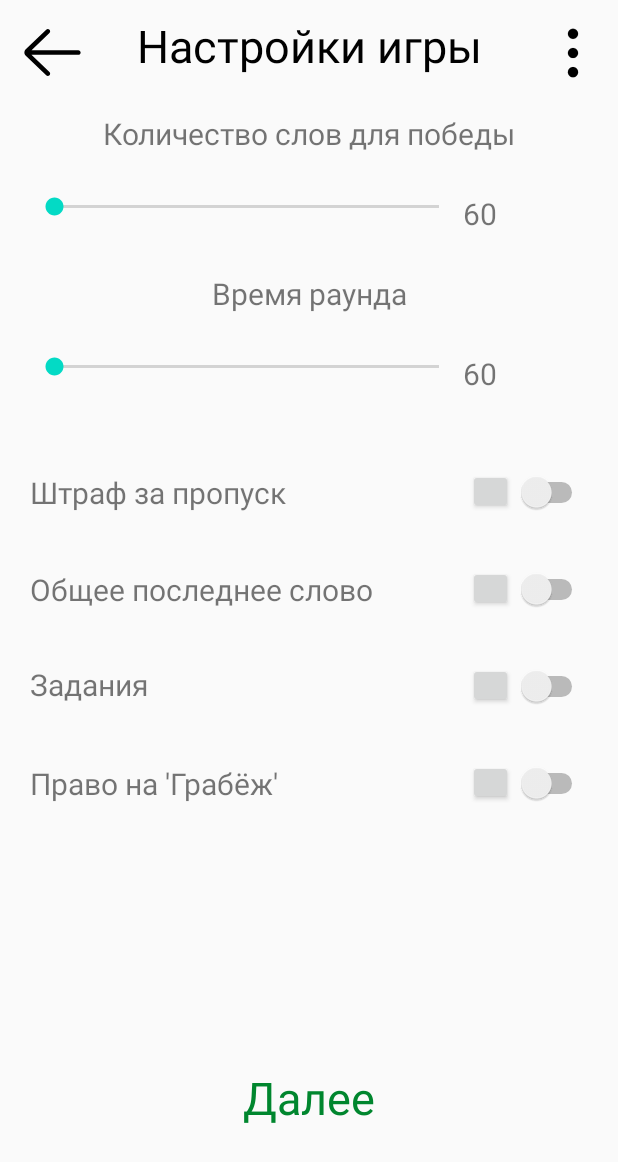
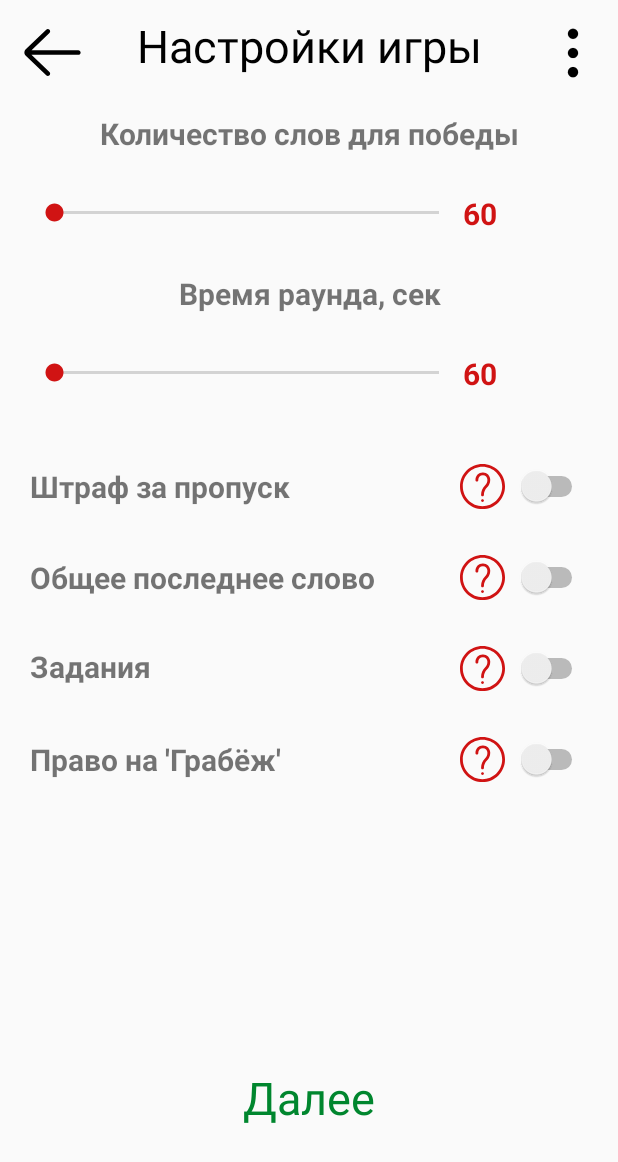
Before and after one commit to OSLL/practice20-alias, an Android app: the GameSettings screen opened directly, with no data from a screen before it, on a phone screen of 412 x 824 dp. Shown: the top 1162 px of the screen. Run offline under Robolectric (Android 15) with nearby library versions, the phone set to English and light mode, and no system bars.

Commit message:
Game Page

```diff
--- a/app/src/main/java/com/makentoshe/androidgithubcitemplate/GameSettings.kt
+++ b/app/src/main/java/com/makentoshe/androidgithubcitemplate/GameSettings.kt
@@ -18,5 +18,6 @@ class GameSettings : AppCompatActivity() {
             val intent = Intent(this, Teams::class.java)
             startActivity(intent)
         }
+
     }
 }
--- /dev/null
+++ b/app/src/main/res/drawable/about.xml
@@ -0,0 +1,17 @@
+<?xml version="1.0" encoding="utf-8"?>
+<vector xmlns:android="http://schemas.android.com/apk/res/android"
+    android:width="512dp"
+    android:height="512dp"
+    android:viewportWidth="512"
+    android:viewportHeight="512">
+
+    <path
+        android:fillColor="@color/mainColor"
+        android:pathData="M256 512c-68.38 0-132.667-26.628-181.02-74.98s-74.98-112.64-74.98-181.02 26.628-132.667 74.98-181.02 112.64-74.98 181.02-74.98 132.667 26.628 181.02 74.98 74.98 112.64 74.98 181.02-26.628 132.667-74.98 181.02-112.64 74.98-181.02 74.98zm0-480c-123.514 0-224 100.486-224 224s100.486 224 224 224 224-100.486 224-224-100.486-224-224-224z" />
+    <path
+        android:fillColor="@color/mainColor"
+        android:pathData="M256 368c-8.836 0-16-7.164-16-16 0-40.386 15.727-78.354 44.285-106.912 17.872-17.873 27.715-41.635 27.715-66.911 0-27.668-22.509-50.177-50.177-50.177h-3.646c-27.668 0-50.177 22.509-50.177 50.177v5.823c0 8.836-7.164 16-16 16s-16-7.164-16-16v-5.823c0-45.313 36.864-82.177 82.177-82.177h3.646c45.313 0 82.177 36.864 82.177 82.177 0 33.823-13.171 65.622-37.088 89.539-22.514 22.513-34.912 52.446-34.912 84.284 0 8.836-7.164 16-16 16z" />
+    <path
+        android:fillColor="@color/mainColor"
+        android:pathData="M256.02 432c-8.836 0-16.005-7.164-16.005-16s7.158-16 15.995-16h0.01c8.836 0 16 7.164 16 16s-7.164 16-16 16z" />
+</vector>
--- a/app/src/main/res/layout/activity_game_settings.xml
+++ b/app/src/main/res/layout/activity_game_settings.xml
@@ -73,7 +73,8 @@
             android:layout_marginBottom="5dp"
             android:gravity="center"
             android:text="Количество слов для победы"
-            android:textSize="20sp" />
+            android:textSize="20sp"
+            android:textStyle="bold" />
 
 
         <LinearLayout
@@ -89,9 +90,14 @@
                 android:id="@+id/words_amount_slider"
                 android:layout_width="wrap_content"
                 android:layout_height="wrap_content"
-                android:layout_marginTop="15dp"
+                android:layout_marginTop="19dp"
                 android:layout_marginBottom="15dp"
-                android:layout_weight="4" />
+                android:layout_weight="4"
+                android:min="10"
+                android:max="60"
+                android:theme="@style/SeekBarStyle"
+
+                />
 
             <TextView
                 android:id="@+id/words_amount_counter"
@@ -101,7 +107,9 @@
                 android:layout_marginBottom="15dp"
                 android:layout_weight="1"
                 android:text="60"
-                android:textSize="20sp" />
+                android:textColor="@color/mainColor"
+                android:textSize="20sp"
+                android:textStyle="bold" />
         </LinearLayout>
 
         <TextView
@@ -113,8 +121,10 @@
             android:layout_marginEnd="10dp"
             android:layout_marginBottom="5dp"
             android:gravity="center"
-            android:text="Время раунда"
-            android:textSize="20sp" />
+            android:text="Время раунда, сек"
+
+            android:textSize="20sp"
+            android:textStyle="bold" />
 
         <LinearLayout
             android:layout_width="match_parent"
@@ -129,9 +139,12 @@
                 android:id="@+id/round_time_slider"
                 android:layout_width="wrap_content"
                 android:layout_height="wrap_content"
-                android:layout_marginTop="15dp"
+                android:layout_marginTop="19dp"
                 android:layout_marginBottom="15dp"
-                android:layout_weight="4" />
+                android:layout_weight="4"
+                android:min="30"
+                android:max="120"
+                android:theme="@style/SeekBarStyle"/>
 
             <TextView
                 android:id="@+id/round_time_counter"
@@ -141,7 +154,9 @@
                 android:layout_marginBottom="15dp"
                 android:layout_weight="1"
                 android:text="60"
-                android:textSize="20sp" />
+                android:textColor="@color/mainColor"
+                android:textSize="20sp"
+                android:textStyle="bold" />
         </LinearLayout>
 
         <LinearLayout
@@ -160,15 +175,18 @@
                 android:layout_marginBottom="15dp"
                 android:layout_weight="1"
                 android:text="Штраф за пропуск"
-                android:textSize="20sp" />
+                android:textSize="20sp"
+                android:textStyle="bold" />
 
             <Button
                 android:id="@+id/fine_button"
                 android:layout_width="30dp"
                 android:layout_height="30dp"
-                android:layout_marginTop="19dp"
+                android:layout_marginTop="15dp"
                 android:layout_marginBottom="15dp"
-                android:layout_weight="0" />
+                android:layout_marginEnd="5dp"
+                android:layout_weight="0"
+                android:background="@drawable/about"/>
 
             <Switch
                 android:id="@+id/fine_switcher"
@@ -176,7 +194,8 @@
                 android:layout_height="30dp"
                 android:layout_marginTop="15dp"
                 android:layout_marginBottom="15dp"
-                android:layout_weight="0" />
+                android:layout_weight="0"
+                android:theme="@style/MySwitch"/>
         </LinearLayout>
 
         <LinearLayout
@@ -194,15 +213,18 @@
                 android:layout_marginBottom="15dp"
                 android:layout_weight="1"
                 android:text="Общее последнее слово"
-                android:textSize="20sp" />
+                android:textSize="20sp"
+                android:textStyle="bold" />
 
             <Button
                 android:id="@+id/general_last_word_button"
                 android:layout_width="30dp"
                 android:layout_height="30dp"
-                android:layout_marginTop="19dp"
+                android:layout_marginTop="15dp"
+                android:layout_marginEnd="5dp"
                 android:layout_marginBottom="15dp"
-                android:layout_weight="0" />
+                android:layout_weight="0"
+                android:background="@drawable/about"/>
 
             <Switch
                 android:id="@+id/general_last_word_switcher"
@@ -210,7 +232,8 @@
                 android:layout_height="30dp"
                 android:layout_marginTop="15dp"
                 android:layout_marginBottom="15dp"
-                android:layout_weight="0" />
+                android:layout_weight="0"
+                android:theme="@style/MySwitch"/>
         </LinearLayout>
 
         <LinearLayout
@@ -228,15 +251,18 @@
                 android:layout_marginBottom="15dp"
                 android:layout_weight="1"
                 android:text="Задания"
-                android:textSize="20sp" />
+                android:textSize="20sp"
+                android:textStyle="bold" />
 
             <Button
                 android:id="@+id/task_button"
                 android:layout_width="30dp"
                 android:layout_height="30dp"
-                android:layout_marginTop="19dp"
+                android:layout_marginTop="15dp"
+                android:layout_marginEnd="5dp"
                 android:layout_marginBottom="15dp"
-                android:layout_weight="0" />
+                android:layout_weight="0"
+                android:background="@drawable/about"/>
 
             <Switch
                 android:id="@+id/task_switch"
@@ -244,7 +270,8 @@
                 android:layout_height="30dp"
                 android:layout_marginTop="15dp"
                 android:layout_marginBottom="15dp"
-                android:layout_weight="0" />
+                android:layout_weight="0"
+                android:theme="@style/MySwitch"/>
         </LinearLayout>
 
         <LinearLayout
@@ -262,15 +289,18 @@
                 android:layout_marginBottom="15dp"
                 android:layout_weight="1"
                 android:text="Право на 'Грабёж'"
-                android:textSize="20sp" />
+                android:textSize="20sp"
+                android:textStyle="bold" />
 
             <Button
                 android:id="@+id/robbery_button"
                 android:layout_width="30dp"
                 android:layout_height="30dp"
-                android:layout_marginTop="19dp"
+                android:layout_marginTop="15dp"
+                android:layout_marginEnd="5dp"
                 android:layout_marginBottom="15dp"
-                android:layout_weight="0" />
+                android:layout_weight="0"
+                android:background="@drawable/about"/>
 
             <Switch
                 android:id="@+id/robbery_switcher"
@@ -278,7 +308,8 @@
                 android:layout_height="30dp"
                 android:layout_marginTop="15dp"
                 android:layout_marginBottom="15dp"
-                android:layout_weight="0" />
+                android:layout_weight="0"
+                android:theme="@style/MySwitch"/>
         </LinearLayout>
 
     </LinearLayout>
--- a/app/src/main/res/values/styles.xml
+++ b/app/src/main/res/values/styles.xml
@@ -7,5 +7,15 @@
         <item name="colorPrimaryDark">@color/colorPrimaryDark</item>
         <item name="colorAccent">@color/colorAccent</item>
     </style>
+    <style name="MySwitch" parent="Theme.AppCompat.Light">
+        <!-- активное состояние (30% прозрачности для фона) -->
+        <item name="colorControlActivated">@color/mainColor</item>
 
+        <!-- неактивное состояние ползунка -->
+        <item name="colorSwitchThumbNormal">@android:color/holo_orange_dark</item>
+
+    </style>
+    <style name="SeekBarStyle" parent="Theme.AppCompat.Light">
+        <item name="android:colorControlActivated">@color/mainColor</item>
+    </style>
 </resources>
```
